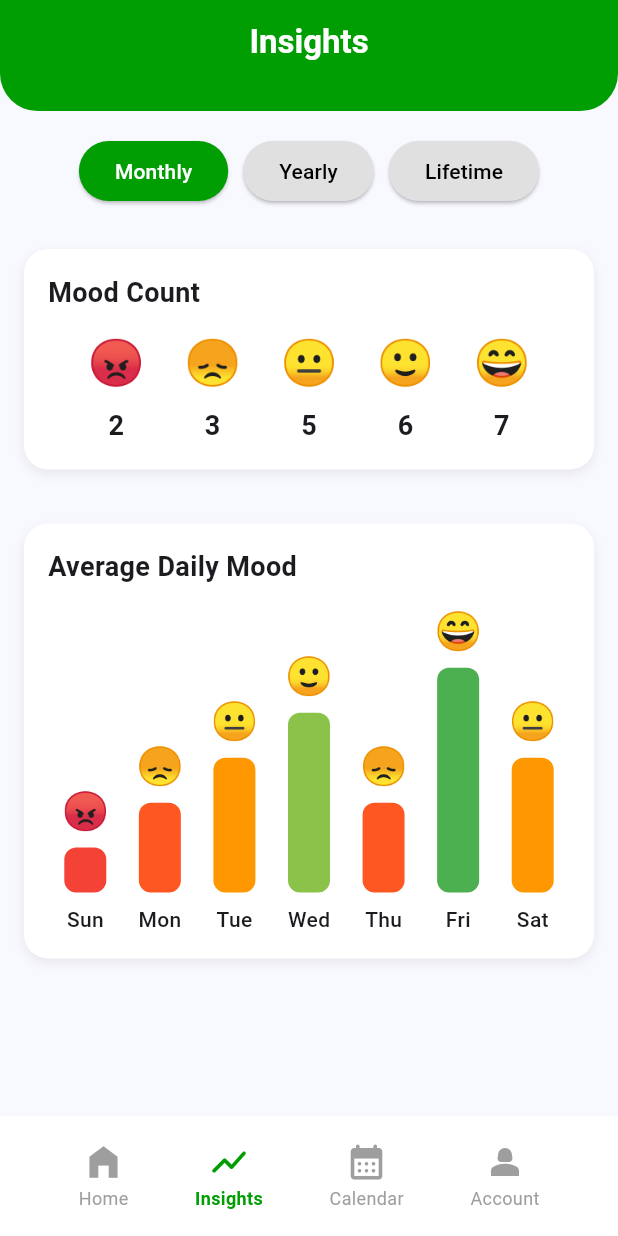
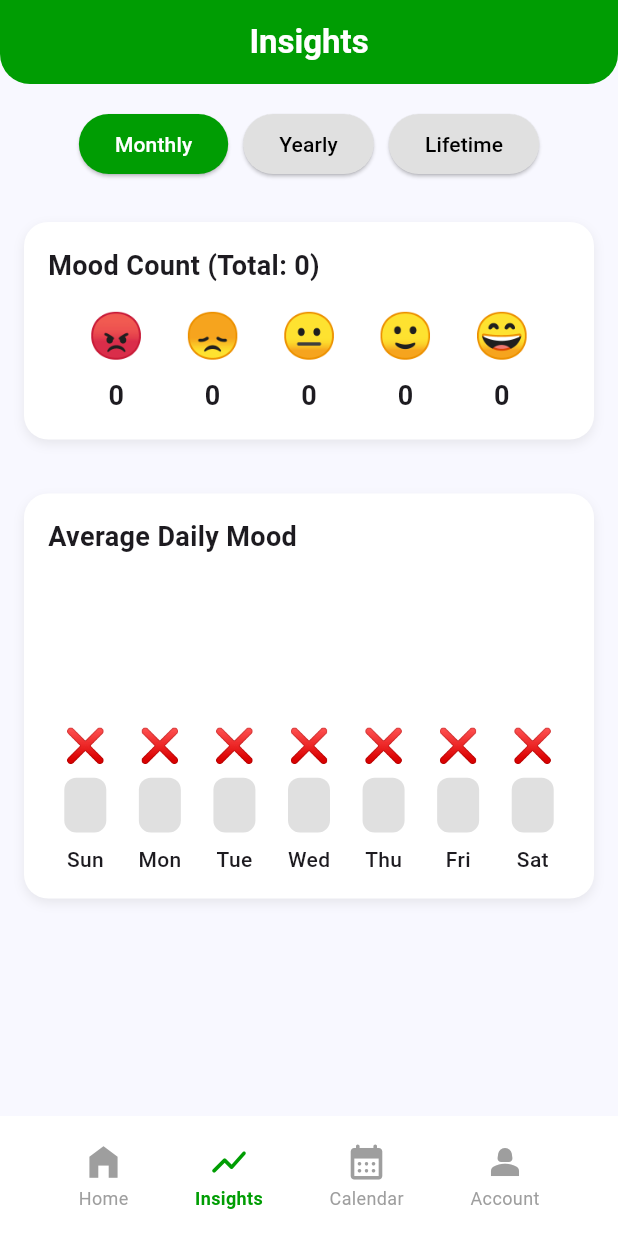
Before and after one commit to MoodCheck-Vitero/MoodCheck, a Flutter app: the screen it shows once a user with an empty profile is signed in, item 2 of the bottom bar chosen, on a phone screen of 412 x 824 dp. Run offline on Flutter 3.47's test engine with Material 3 defaults, Android fonts, the light colour scheme and no system bars; our stand-ins replace supabase_flutter; accounts and stored records are empty.

Commit message:
Add files via upload

```diff
--- a/lib/screens/home_screen.dart
+++ b/lib/screens/home_screen.dart
@@ -105,9 +105,8 @@ class _HomeScreenState extends State<HomeScreen> {
         shape: const RoundedRectangleBorder(
           borderRadius: BorderRadius.vertical(bottom: Radius.circular(20)),
         ),
-        centerTitle: true,
         title: const Text(
-          "Home",
+          "  MoodCheck",
           style: TextStyle(color: Colors.white, fontWeight: FontWeight.bold),
         ),
       ),
--- a/lib/screens/insights_screen.dart
+++ b/lib/screens/insights_screen.dart
@@ -1,4 +1,7 @@
 import 'package:flutter/material.dart';
+import 'package:intl/intl.dart';
+import 'package:supabase_flutter/supabase_flutter.dart';
+import '../services/database_service.dart';
 
 class InsightsScreen extends StatefulWidget {
   const InsightsScreen({super.key});
@@ -9,51 +12,122 @@ class InsightsScreen extends StatefulWidget {
 
 class _InsightsScreenState extends State<InsightsScreen> {
   String selectedTab = 'Monthly';
+  bool isLoading = true;
 
-  // Sample frontend data (initially zero for backend integration later)
-  final List<String> moodEmojis = ['😡', '😞', '😐', '🙂', '😄'];
-  final List<int> moodCounts = [2, 3, 5, 6, 7]; // sample counts
-  final Map<String, int> averageMoodPerDay = {
+  final DatabaseService _db = DatabaseService();
+
+  Map<int, int> moodCounts = {1: 0, 2: 0, 3: 0, 4: 0, 5: 0};
+  Map<String, double> averageMoodPerDay = {
     'Sun': 0,
-    'Mon': 1,
-    'Tue': 2,
-    'Wed': 3,
-    'Thu': 1,
-    'Fri': 4,
-    'Sat': 2,
+    'Mon': 0,
+    'Tue': 0,
+    'Wed': 0,
+    'Thu': 0,
+    'Fri': 0,
+    'Sat': 0,
   };
 
-  final Map<int, String> moodLevelEmojis = {0: '😡', 1: '😞', 2: '😐', 3: '🙂', 4: '😄'};
-  final Map<int, Color> moodColors = {
-    0: Colors.red,
-    1: Colors.deepOrange,
-    2: Colors.orange,
-    3: Colors.lightGreen,
-    4: Colors.green,
+  final List<String> moodEmojis = ['😡', '😞', '😐', '🙂', '😄'];
+  final List<Color> moodColors = [
+    Colors.red.shade400,
+    Colors.deepOrange.shade400,
+    Colors.amber.shade300,
+    Colors.lightGreen,
+    Colors.green,
+  ];
+
+  @override
+  void initState() {
+    super.initState();
+    _loadInsights();
+  }
+
+  Future<void> _loadInsights() async {
+    final user = Supabase.instance.client.auth.currentUser;
+    if (user == null) return;
+
+    setState(() => isLoading = true);
+
+    final entries = await _db.getEntriesForUser(user.id);
+    final now = DateTime.now();
+
+    List<Map<String, dynamic>> filtered = [];
+    if (selectedTab == 'Monthly') {
+      filtered = entries.where((e) {
+        final date = DateTime.parse(e['entry_date']);
+        return date.year == now.year && date.month == now.month;
+      }).toList();
+    } else if (selectedTab == 'Yearly') {
+      filtered = entries.where((e) {
+        final date = DateTime.parse(e['entry_date']);
+        return date.year == now.year;
+      }).toList();
+    } else {
+      filtered = entries;
+    }
+
+    moodCounts = {1: 0, 2: 0, 3: 0, 4: 0, 5: 0};
+    Map<String, List<int>> weekdayMoods = {
+      'Sun': [],
+      'Mon': [],
+      'Tue': [],
+      'Wed': [],
+      'Thu': [],
+      'Fri': [],
+      'Sat': [],
     };
+
+    for (var e in filtered) {
+      final mood = e['mood'] ?? 0;
+      if (mood >= 1 && mood <= 5) {
+        moodCounts[mood] = (moodCounts[mood] ?? 0) + 1;
+
+        final date = DateTime.parse(e['entry_date']);
+        final day = DateFormat('E').format(date);
+        weekdayMoods[day]?.add(mood);
+      }
+    }
+
+    averageMoodPerDay = weekdayMoods.map((day, moods) {
+      if (moods.isEmpty) return MapEntry(day, 0.0);
+      final avg = moods.reduce((a, b) => a + b) / moods.length;
+      return MapEntry(day, avg);
+    });
+
+    setState(() => isLoading = false);
+  }
+
+  void _changeTab(String tab) {
+    setState(() {
+      selectedTab = tab;
+    });
+    _loadInsights();
+  }
 
   @override
   Widget build(BuildContext context) {
+    final totalMoods = moodCounts.values.fold<int>(0, (a, b) => a + b);
+
     return Scaffold(
       backgroundColor: const Color(0xFFF8F8FF),
       appBar: AppBar(
         backgroundColor: const Color(0xff009d03),
+        shape: const RoundedRectangleBorder(
+          borderRadius: BorderRadius.vertical(bottom: Radius.circular(20)),
+        ),
         centerTitle: true,
         title: const Text(
-          'Insights',
+          "Insights",
           style: TextStyle(color: Colors.white, fontWeight: FontWeight.bold),
         ),
-        shape: const RoundedRectangleBorder(
-          borderRadius: BorderRadius.vertical(bottom: Radius.circular(25)),
       ),
-        bottom: const PreferredSize(preferredSize: Size.fromHeight(18), child: SizedBox()),
-      ),
-      body: SafeArea(
+      body: isLoading
+          ? const Center(child: CircularProgressIndicator())
+          : SafeArea(
               child: SingleChildScrollView(
                 padding: const EdgeInsets.all(16),
                 child: Column(
                   children: [
-              // Tab Selection
                     Row(
                       mainAxisAlignment: MainAxisAlignment.center,
                       children: ['Monthly', 'Yearly', 'Lifetime'].map((tab) {
@@ -62,10 +136,13 @@ class _InsightsScreenState extends State<InsightsScreen> {
                           padding: const EdgeInsets.symmetric(horizontal: 5),
                           child: ElevatedButton(
                             style: ElevatedButton.styleFrom(
-                        backgroundColor: isSelected ? const Color(0xff009d03) : Colors.grey[300],
-                        foregroundColor: isSelected ? Colors.white : Colors.black,
+                              backgroundColor: isSelected
+                                  ? const Color(0xff009d03)
+                                  : Colors.grey[300],
+                              foregroundColor:
+                                  isSelected ? Colors.white : Colors.black,
                             ),
-                      onPressed: () => setState(() => selectedTab = tab),
+                            onPressed: () => _changeTab(tab),
                             child: Text(tab),
                           ),
                         );
@@ -73,19 +150,24 @@ class _InsightsScreenState extends State<InsightsScreen> {
                     ),
                     const SizedBox(height: 20),
 
-              // Mood Count Card
                     _buildCard(
-                title: 'Mood Count',
+                      title: 'Mood Count (Total: $totalMoods)',
                       child: Row(
                         mainAxisAlignment: MainAxisAlignment.spaceEvenly,
                         children: List.generate(
                           moodEmojis.length,
                           (i) => Column(
                             children: [
-                        Text(moodEmojis[i], style: const TextStyle(fontSize: 30)),
-                        const SizedBox(height: 8),
-                        Text(moodCounts[i].toString(),
-                            style: const TextStyle(fontSize: 18, fontWeight: FontWeight.bold)),
+                              Text(moodEmojis[i],
+                                  style: const TextStyle(fontSize: 30)),
+                              const SizedBox(height: 6),
+                              Text(
+                                moodCounts[i + 1].toString(),
+                                style: const TextStyle(
+                                  fontSize: 18,
+                                  fontWeight: FontWeight.bold,
+                                ),
+                              ),
                             ],
                           ),
                         ),
@@ -93,67 +175,67 @@ class _InsightsScreenState extends State<InsightsScreen> {
                     ),
                     const SizedBox(height: 20),
 
-              // Average Daily Mood Card
                     _buildCard(
                       title: 'Average Daily Mood',
                       child: SizedBox(
-                  height: 220,
+                        height: 200,
                         child: Row(
                           mainAxisAlignment: MainAxisAlignment.spaceEvenly,
                           crossAxisAlignment: CrossAxisAlignment.end,
                           children: averageMoodPerDay.entries.map((entry) {
-                      // Determine the mood level based on value (for frontend demo)
-                      final int moodLevel = entry.value.clamp(0, 4);
-                      final double barFactor = ((moodLevel + 1) / 5.0 * 0.78).clamp(0.05, 1.0);
-                      final Color barColor = moodColors[moodLevel]!;
-                      final String emoji = moodLevelEmojis[moodLevel]!;
+                            final avgMood = entry.value;
+                            final hasData = avgMood > 0;
+                            final moodIndex = hasData
+                                ? (avgMood - 1).clamp(0, 4).toInt()
+                                : 0;
+                            final emoji =
+                                hasData ? moodEmojis[moodIndex] : '❌';
+                            final color =
+                                hasData ? moodColors[moodIndex] : Colors.grey.shade300;
+
+                            final double minHeight = 25;
+                            final double maxHeight = 140;
+                            final heightFactor =
+                                hasData ? ((avgMood / 5).clamp(0.1, 1.0)) : 0.1;
+                            final barHeight =
+                                (minHeight + (maxHeight - minHeight) * heightFactor)
+                                    .clamp(minHeight, maxHeight);
 
                             return Expanded(
                               child: Column(
                                 mainAxisAlignment: MainAxisAlignment.end,
                                 children: [
                                   Expanded(
-                              child: LayoutBuilder(
-                                builder: (context, constraints) {
-                                  final double barHeight = constraints.maxHeight * barFactor;
-                                  return Stack(
+                                    child: Stack(
                                       clipBehavior: Clip.none,
+                                      alignment: Alignment.bottomCenter,
                                       children: [
-                                      Positioned(
-                                        bottom: 0,
-                                        left: 0,
-                                        right: 0,
-                                        child: Center(
-                                          child: Container(
+                                        Container(
                                           height: barHeight,
                                           width: 28,
                                           decoration: BoxDecoration(
-                                              color: barColor,
-                                              borderRadius: BorderRadius.circular(8),
-                                            ),
-                                          ),
+                                            color: color,
+                                            borderRadius:
+                                                BorderRadius.circular(8),
                                           ),
                                         ),
                                         Positioned(
                                           bottom: barHeight + 6,
-                                        left: 0,
-                                        right: 0,
-                                        child: Center(
                                           child: Text(
                                             emoji,
-                                            style: const TextStyle(fontSize: 25),
-                                          ),
+                                            style:
+                                                const TextStyle(fontSize: 22),
                                           ),
                                         ),
                                       ],
-                                  );
-                                },
                                     ),
                                   ),
                                   const SizedBox(height: 8),
                                   Text(
                                     entry.key,
-                              style: const TextStyle(fontSize: 14, fontWeight: FontWeight.w500),
+                                    style: const TextStyle(
+                                        fontSize: 14,
+                                        fontWeight: FontWeight.w500),
                                   ),
                                 ],
                               ),
@@ -162,7 +244,6 @@ class _InsightsScreenState extends State<InsightsScreen> {
                         ),
                       ),
                     ),
-              const SizedBox(height: 20),
                   ],
                 ),
               ),
@@ -178,12 +259,20 @@ class _InsightsScreenState extends State<InsightsScreen> {
         decoration: BoxDecoration(
           color: Colors.white,
           borderRadius: BorderRadius.circular(16),
-          boxShadow: [BoxShadow(color: Colors.grey.withOpacity(0.2), blurRadius: 6, offset: const Offset(0, 3))],
+          boxShadow: [
+            BoxShadow(
+              color: Colors.grey.withOpacity(0.2),
+              blurRadius: 6,
+              offset: const Offset(0, 3),
+            ),
+          ],
         ),
         child: Column(
           crossAxisAlignment: CrossAxisAlignment.start,
           children: [
-            Text(title, style: const TextStyle(fontSize: 18, fontWeight: FontWeight.bold)),
+            Text(title,
+                style:
+                    const TextStyle(fontSize: 18, fontWeight: FontWeight.bold)),
             const SizedBox(height: 12),
             child,
           ],
```
Also changed, not shown: lib/screens/account_screen.dart (+4 -5 lines), lib/screens/calendar_screen.dart (+54 -29 lines), lib/screens/change_email.dart (+6 -7 lines), lib/screens/change_password.dart (+5 -9 lines), lib/services/database_service.dart (+9 -0 lines), lib/widgets/mini_entry_editor.dart (+16 -17 lines), 1 other file. Lines whose indentation alone changed are shown as unchanged.
